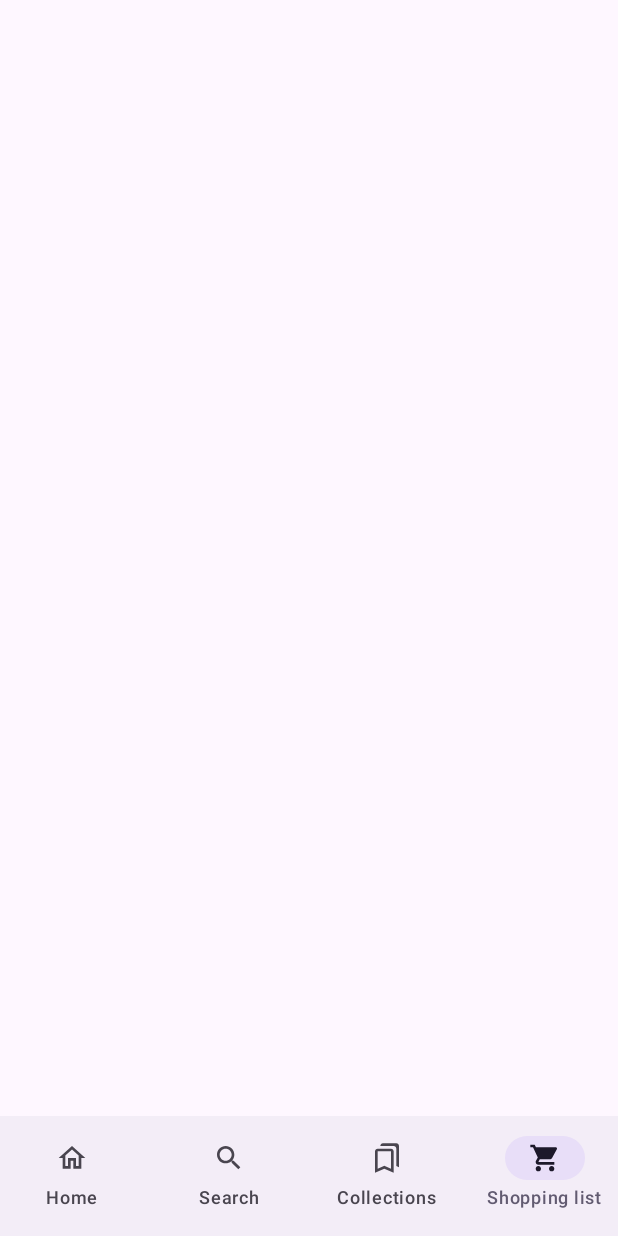
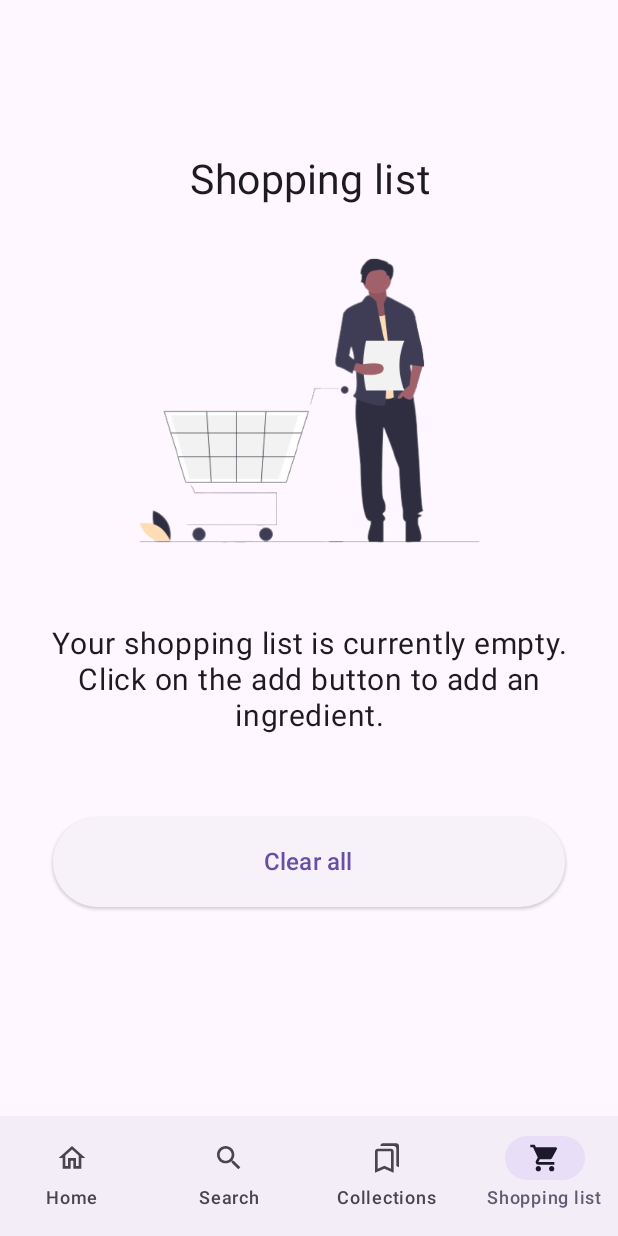
Before and after one commit to milkowska/MealBay, an Android app built with Jetpack Compose: the list screen opened through its navigation route, on a phone screen of 412 x 824 dp. Run offline under Robolectric (Android 15) with nearby library versions, the phone set to English and light mode, and no system bars.

Commit message:
Added shopping list screen when its empty without FAB

```diff
--- a/app/src/main/java/uk/ac/aber/dcs/cs39440/mealbay/ui/components/MainPageNavigationBar.kt
+++ b/app/src/main/java/uk/ac/aber/dcs/cs39440/mealbay/ui/components/MainPageNavigationBar.kt
@@ -33,7 +33,7 @@ fun MainPageNavigationBar(
             label = stringResource(id = R.string.home_icon)
         ),
         Screen.Explore to IconGroup(
-            filledIcon = painterResource(R.drawable.ic_outline_search_21),
+            filledIcon = painterResource(R.drawable.ic_icons8_search),
             outlinedIcon = painterResource(R.drawable.ic_outline_search_21),
             label = stringResource(id = R.string.search_icon)
         ),
--- a/app/src/main/java/uk/ac/aber/dcs/cs39440/mealbay/ui/shopping_list/ListScreen.kt
+++ b/app/src/main/java/uk/ac/aber/dcs/cs39440/mealbay/ui/shopping_list/ListScreen.kt
@@ -1,14 +1,24 @@
 package uk.ac.aber.dcs.cs39440.mealbay.ui.shopping_list
 
-import androidx.compose.foundation.layout.Arrangement
-import androidx.compose.foundation.layout.Column
-import androidx.compose.foundation.layout.fillMaxSize
-import androidx.compose.foundation.layout.padding
-import androidx.compose.material3.Surface
+import android.widget.Toast
+import androidx.compose.foundation.Image
+import androidx.compose.foundation.layout.*
+import androidx.compose.material3.*
 import androidx.compose.runtime.Composable
+import androidx.compose.runtime.mutableStateOf
+import androidx.compose.runtime.remember
 import androidx.compose.ui.Alignment
 import androidx.compose.ui.Modifier
+import androidx.compose.ui.layout.ContentScale
+import androidx.compose.ui.platform.LocalContext
+import androidx.compose.ui.res.painterResource
+import androidx.compose.ui.res.stringResource
+import androidx.compose.ui.text.style.TextAlign
+import androidx.compose.ui.unit.dp
+import androidx.compose.ui.unit.em
+import androidx.compose.ui.unit.sp
 import androidx.navigation.NavHostController
+import uk.ac.aber.dcs.cs39440.mealbay.R
 import uk.ac.aber.dcs.cs39440.mealbay.ui.components.TopLevelScaffold
 
 
@@ -39,8 +49,121 @@ fun ListScreen(
                 horizontalAlignment = Alignment.CenterHorizontally
 
             ) {
-
+                EmptyScreenContent()
             }
         }
     }
 }
+
+
+@Composable
+private fun EmptyScreenContent(
+    modifier: Modifier = Modifier
+) {
+    Column(
+        modifier = modifier
+            .fillMaxSize(),
+        verticalArrangement = Arrangement.Center,
+        horizontalAlignment = Alignment.CenterHorizontally
+
+    ) {
+        val openAlertDialog = remember { mutableStateOf(false) }
+        val context = LocalContext.current
+
+        Text(
+            text = "Shopping list",
+            fontSize = 27.sp,
+            modifier = modifier,
+            textAlign = TextAlign.Center
+        )
+
+        Spacer(modifier = Modifier.height(16.dp))
+
+        Image(
+            modifier = Modifier
+                .size(230.dp),
+            painter = painterResource(id = R.drawable.emptycart),
+            contentDescription = stringResource(id = R.string.shopping_list_is_empty),
+            contentScale = ContentScale.Crop
+        )
+
+        Spacer(modifier = Modifier.height(15.dp))
+
+        Text(
+            text = "Your shopping list is currently empty. Click on the add button to add an ingredient.",
+            fontSize = 20.sp,
+            modifier = modifier
+                .padding(20.dp),
+            textAlign = TextAlign.Center
+        )
+
+        Row(
+            horizontalArrangement = Arrangement.SpaceEvenly,
+            verticalAlignment = Alignment.CenterVertically,
+            modifier = Modifier.padding(all = 35.dp)
+        ) {
+            ElevatedButton(modifier = Modifier
+                .height(60.dp)
+                .width(200.dp)
+                .weight(0.5f),
+                onClick = {
+                    openAlertDialog.value = true
+                }
+            )
+            {
+                //TODO disable
+                Text(
+                    text = stringResource(id = R.string.clear_all),
+                    fontSize = 16.sp,
+                )
+            }
+
+            if (openAlertDialog.value) {
+                AlertDialog(
+                    onDismissRequest = {
+                        openAlertDialog.value = false
+                    },
+                    title = {
+                        Text(
+                            text = stringResource(R.string.clear_the_list),
+                        )
+                    },
+                    text = {
+                        Text(
+                            stringResource(R.string.confirm_clearing),
+                        )
+                    },
+                    confirmButton = {
+                        TextButton(
+                            onClick = {
+                                openAlertDialog.value = false
+
+                                Toast.makeText(
+                                    context,
+                                    "The shopping list has been cleared.",
+                                    Toast.LENGTH_SHORT
+                                ).show()
+                            },
+                        ) {
+                            Text(
+                                stringResource(R.string.delete),
+                            )
+                        }
+                    },
+
+                    dismissButton = {
+                        TextButton(
+                            onClick = {
+                                openAlertDialog.value = false
+                            },
+                        ) {
+                            Text(
+                                stringResource(R.string.cancel),
+                            )
+                        }
+                    }
+                )
+            }
+        }
+    }
+}
--- /dev/null
+++ b/app/src/main/res/drawable/ic_filled_21dp.xml
@@ -0,0 +1,4 @@
+<vector android:height="21dp" android:viewportHeight="24"
+    android:viewportWidth="24" android:width="21dp" xmlns:android="http://schemas.android.com/apk/res/android">
+    <path android:fillColor="#000000" android:pathData="M12,17.27 L18.18,21l-1.64,-7.03L22,9.24l-7.19,-0.61L12,2 9.19,8.63 2,9.24l5.46,4.73L5.82,21 12,17.27z"/>
+</vector>
--- /dev/null
+++ b/app/src/main/res/drawable/ic_icons8_search.xml
@@ -0,0 +1,4 @@
+<vector android:height="21dp" android:viewportHeight="50"
+    android:viewportWidth="50" android:width="21dp" xmlns:android="http://schemas.android.com/apk/res/android">
+    <path android:fillColor="#FF000000" android:pathData="M34.8,32c-0.9,1 -1.9,1.9 -2.9,2.7l11.7,11.7 2.8,-2.8L34.8,32zM20.5,2.5A17,17 0,1 0,20.5 36.5,17 17,0 1,0 20.5,2.5z"/>
+</vector>
--- /dev/null
+++ b/app/src/main/res/drawable/ic_star_border_black_21dp.xml
@@ -0,0 +1,4 @@
+<vector android:height="21dp" android:viewportHeight="24"
+    android:viewportWidth="24" android:width="21dp" xmlns:android="http://schemas.android.com/apk/res/android">
+    <path android:fillColor="#000000" android:pathData="M22,9.24l-7.19,-0.62L12,2 9.19,8.63 2,9.24l5.46,4.73L5.82,21 12,17.27 18.18,21l-1.63,-7.03L22,9.24zM12,15.4l-3.76,2.27 1,-4.28 -3.32,-2.88 4.38,-0.38L12,6.1l1.71,4.04 4.38,0.38 -3.32,2.88 1,4.28L12,15.4z"/>
+</vector>
--- a/app/src/main/res/values/strings.xml
+++ b/app/src/main/res/values/strings.xml
@@ -4,5 +4,11 @@
     <string name="collection_icon">Collections</string>
     <string name="list_icon">Shopping list</string>
     <string name="home_icon">Home</string>
+    <string name="shopping_list_is_empty">Shopping list is currently empty.</string>
+    <string name="clear_all">Clear all</string>
+    <string name="clear_the_list">Clear the list</string>
+    <string name="confirm_clearing">Do you want to delete the entire shopping list?</string>
+    <string name="delete">Delete</string>
+    <string name="cancel">Cancel</string>
 
 </resources>
```
Also changed, not shown: app/src/main/res/drawable/done.png (added), app/src/main/res/drawable/emptycart.png (added), app/src/main/res/drawable/logosmall.png (added), app/src/main/res/drawable/testlogo.png (added), app/src/main/res/drawable/winners.png (added).
